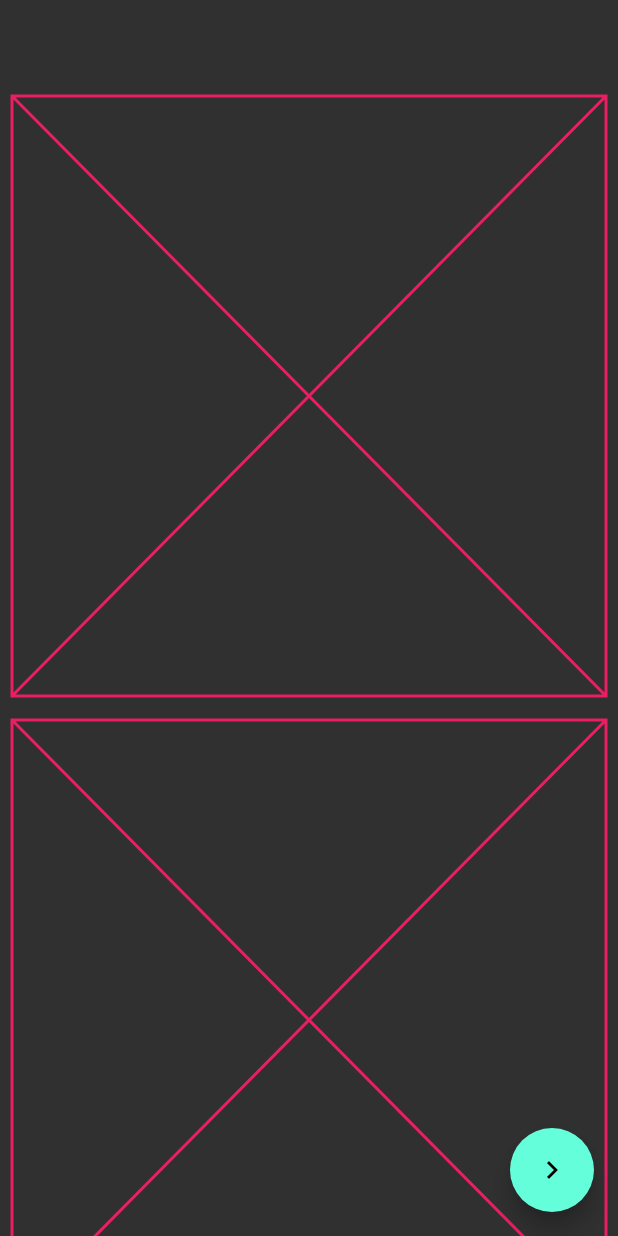
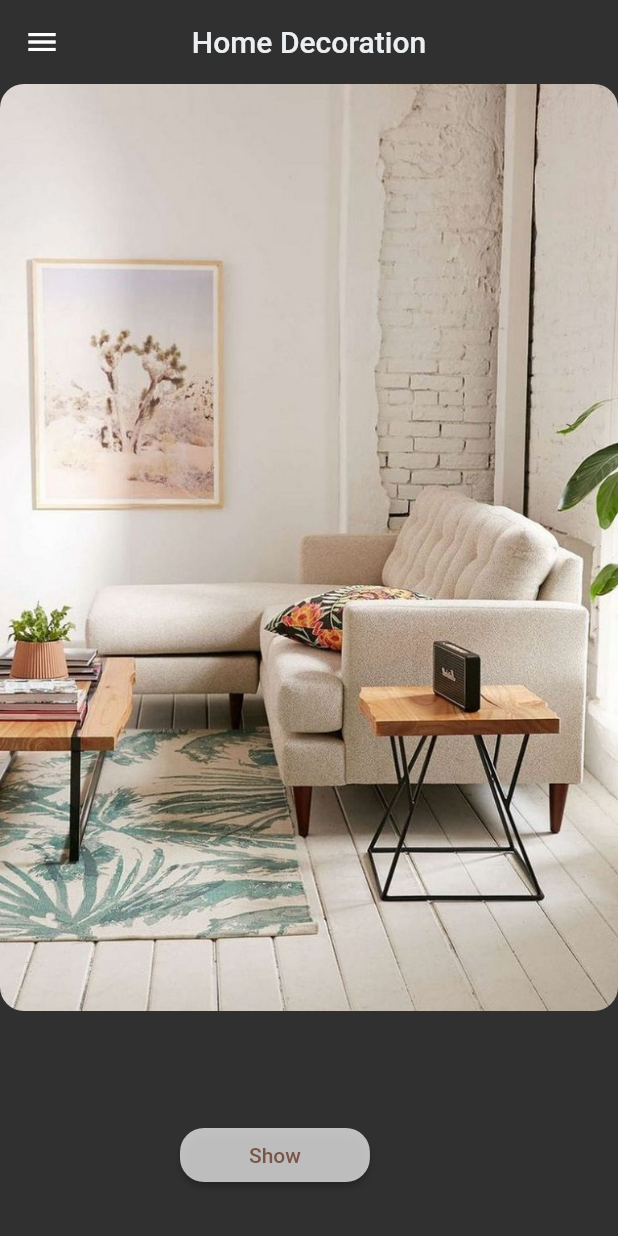
Before and after one commit to demeett/flutter_learning, a Flutter app: the screen it shows after launch, on a phone screen of 412 x 824 dp. Run offline on Flutter 3.47's test engine with Material 2 defaults, Android fonts, the phone set to English and light mode, and no system bars; our stand-ins replace full_screen_image_null_safe.

```diff
--- a/lib/101/app_bar.dart
+++ b/lib/101/app_bar.dart
@@ -9,7 +9,7 @@ class AppBarView extends StatelessWidget {
     return Scaffold(
       appBar: AppBar(
         title: Text(_title),
-        leading: const Icon(Icons.chevron_left),
+        leading: const Icon(Icons.chevron_left), //buraya Drawer da koyulabilir.
         actions: [
           IconButton(
               onPressed: () {}, icon: Icon(Icons.mark_email_unread_sharp)),
--- /dev/null
+++ b/lib/Exercise/homeConsept.dart
@@ -0,0 +1,151 @@
+import 'package:flutter/material.dart';
+import 'package:flutter_learning/101/image_learn.dart';
+import 'package:flutter_learning/Exercise/homeCard.dart';
+import 'package:full_screen_image_null_safe/full_screen_image_null_safe.dart';
+
+class HomeConsept extends StatefulWidget {
+  const HomeConsept({Key? key}) : super(key: key);
+
+  @override
+  State<HomeConsept> createState() => _HomeConseptState();
+}
+
+class _HomeConseptState extends State<HomeConsept> {
+  @override
+  Widget build(BuildContext context) {
+    final double _height = MediaQuery.of(context).size.height;
+    final double _width = MediaQuery.of(context).size.width;
+    return Scaffold(
+        appBar: AppBar(
+          title: textMethod(context),
+        ),
+        drawer: Drawer(
+            width: 200,
+            backgroundColor: Colors.white,
+            child: ListView(
+              padding: EdgeInsets.zero,
+              children: <Widget>[
+                DrawerHeader(
+                  decoration:
+                      BoxDecoration(color: Colors.white.withOpacity(0.5)),
+                  child: Text(
+                    'Menü',
+                    textAlign: TextAlign.center,
+                    style: Theme.of(context)
+                        .textTheme
+                        .headline6
+                        ?.copyWith(color: Colors.black87),
+                  ),
+                ),
+                const ListTile(
+                  leading: Icon(
+                    Icons.message_rounded,
+                    color: Colors.black87,
+                  ),
+                  title:
+                      Text('Message', style: TextStyle(color: Colors.black87)),
+                ),
+                ListTile(
+                    leading: const Icon(
+                      Icons.settings_applications_rounded,
+                      color: Colors.black87,
+                    ),
+                    onTap: () {
+                      Navigator.pop(context);
+                    },
+                    title: const Text('Settings',
+                        style: TextStyle(color: Colors.black87)))
+              ],
+            )),
+        body: FullScreenWidget(
+          child: Container(
+              width: _width,
+              height: _height,
+              alignment: Alignment.center,
+              child: Stack(
+                children: [
+                  const Expanded(
+                    child: SizedBox(
+                      child: ProjectClipRRect(),
+                    ),
+                  ),
+                  Column(
+                    mainAxisAlignment: MainAxisAlignment.end,
+                    children: [
+                      Padding(
+                        padding: edgeInsetsMethod(),
+                        child:
+                            ProjectElevatedButton().elevatedFunction(context),
+                      ),
+                    ],
+                  )
+                ],
+              )),
+        ));
+  }
+
+  Text textMethod(BuildContext context) {
+    return Text(
+      TextProject().title,
+      style: Theme.of(context)
+          .textTheme
+          .headline6
+          ?.copyWith(color: Colors.blueGrey[50]),
+      textAlign: TextAlign.start,
+    );
+  }
+
+  EdgeInsets edgeInsetsMethod() {
+    return const EdgeInsets.only(left: Sizing.left, bottom: Sizing.bottom);
+  }
+}
+
+class ProjectClipRRect extends StatelessWidget {
+  const ProjectClipRRect({
+    Key? key,
+  }) : super(key: key);
+
+  @override
+  Widget build(BuildContext context) {
+    return ClipRRect(
+      borderRadius: BorderRadius.circular(16),
+      child: Image.asset(
+        "assets/png/living-10-1.jpg",
+        fit: BoxFit.fitHeight,
+        alignment: Alignment.center,
+      ),
+    );
+  }
+}
+
+class TextProject {
+  final String title = 'Home Decoration';
+  static const show = 'Show';
+}
+
+class Sizing {
+  static const double left = 120;
+  static const double bottom = 30;
+  static const double horizontal = 30;
+}
+
+class ProjectElevatedButton {
+  ElevatedButton elevatedFunction(BuildContext context) {
+    return ElevatedButton(
+      onPressed: () {
+        Navigator.of(context).push(MaterialPageRoute(builder: (context) {
+          return const HomeCard();
+        }));
+      },
+      style: ElevatedButton.styleFrom(
+          primary: Colors.white.withOpacity(0.7),
+          shape:
+              RoundedRectangleBorder(borderRadius: BorderRadius.circular(16)),
+          onPrimary: Colors.brown),
+      child: const Padding(
+        padding: EdgeInsets.symmetric(horizontal: Sizing.horizontal),
+        child: Text(TextProject.show),
+      ),
+    );
+  }
+}
--- a/lib/main.dart
+++ b/lib/main.dart
@@ -25,6 +25,8 @@ import '101/statefull_learn.dart';
 import '101/statefull_life_cycle.dart';
 import '101/statless_learn.dart';
 import '101/textfield_learn.dart';
+import 'Exercise/homeCard.dart';
+import 'Exercise/homeConsept.dart';
 import 'demos/mycollections_demo.dart';
 import 'demos/note_demos.dart';
 import 'demos/stack_demo_view.dart';
@@ -44,13 +46,13 @@ class MyApp extends StatelessWidget {
       theme: ThemeData.dark().copyWith(
           progressIndicatorTheme:
               const ProgressIndicatorThemeData(color: Colors.white),
-          inputDecorationTheme: InputDecorationTheme(
+          inputDecorationTheme: const InputDecorationTheme(
               filled: true,
               fillColor: Colors.white,
               iconColor: Colors.red,
               border: OutlineInputBorder(),
               labelStyle: TextStyle(color: Colors.red)),
-          textTheme: TextTheme(
+          textTheme: const TextTheme(
               subtitle1: TextStyle(
                   color: Colors
                       .red)), //form alanlarındaki yazı rengine etki edebilir.
@@ -66,7 +68,7 @@ class MyApp extends StatelessWidget {
               )),
       debugShowCheckedModeBanner:
           false, //projeden otomatik gelen appbar yapısını kaldırır.
-      home: const NavigationLearn(),
+      home: const HomeConsept(),
     );
   }
 }
```
Also changed, not shown: lib/101/card_learn.dart (+7 -5 lines), lib/Exercise/homeCard.dart (added, +130 -0 lines), pubspec.yaml (+7 -0 lines), assets/png/Interior-Design-Elements-Northern-Kentucky-Cincinnati.jpg (added), assets/png/bedroom.jpg (added), assets/png/coffetable.jpg (added), assets/png/diningtable.jpg (added), assets/png/living-10-1.jpg (added), assets/png/roomdesign.jpg (added), pubspec.lock.
